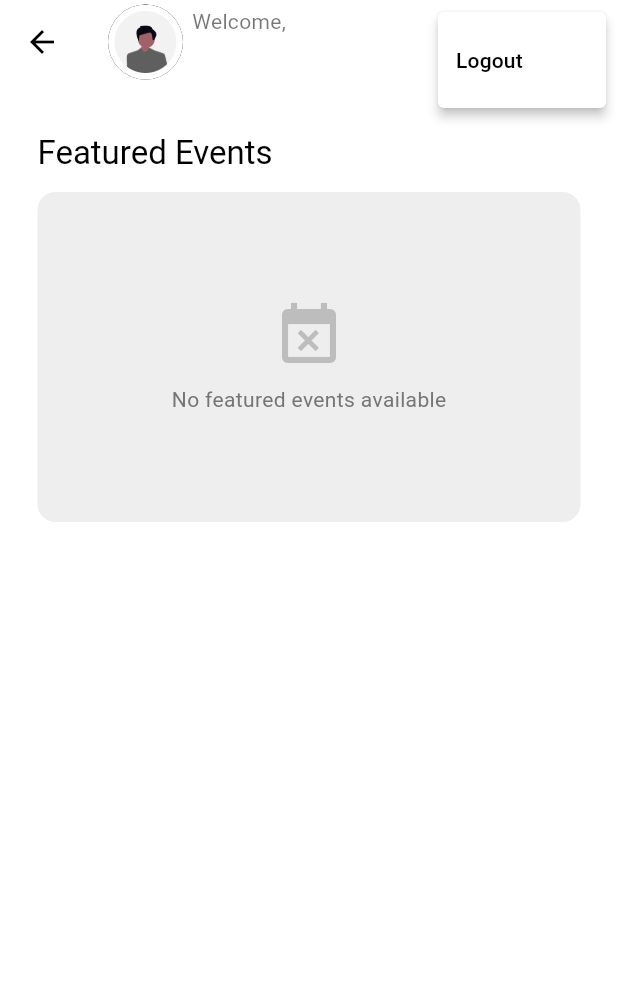
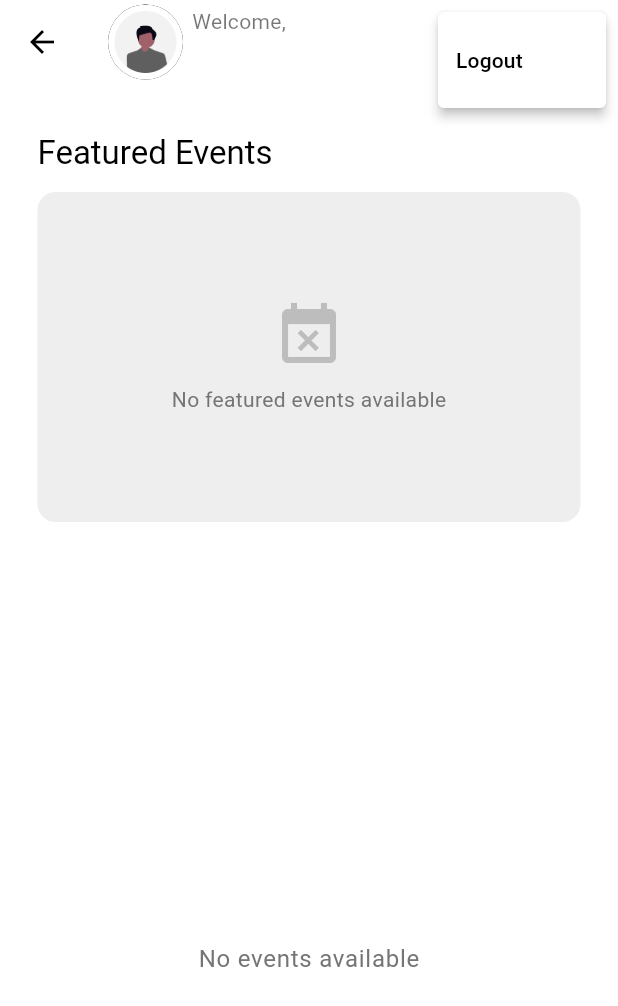
Before and after one commit to BenjaminMwambakulu/event_manager_local, a Flutter app: the Home screen opened directly, after a tap on the "more vert" icon, on a phone screen of 412 x 824 dp. Shown: the top 1006 px of the screen. Run offline on Flutter 3.47's test engine with Material 3 defaults, Android fonts, the phone set to English and light mode, and no system bars; our stand-ins replace carousel_slider, shared_preferences, supabase_flutter; accounts and stored records are empty.

Commit message:
feat(Home): add upcoming events list and improve event fetching
- Add EventListTiles widget to display upcoming events
- Update getFeaturedEvents to also fetch upcoming events
- Modify EventService.getEvents to support optional limiting
- Add print statements guarded by kDebugMode
- Format code and remove unnecessary whitespace

```diff
--- a/lib/screens/Home/home.dart
+++ b/lib/screens/Home/home.dart
@@ -1,6 +1,10 @@
+// ignore_for_file: no_leading_underscores_for_local_identifiers
+
 import 'package:event_manager_local/models/event_model.dart';
 import 'package:event_manager_local/services/event_service.dart';
+import 'package:event_manager_local/widgets/event_list_tiles.dart';
 import 'package:event_manager_local/widgets/featured_courasel.dart';
+import 'package:flutter/foundation.dart';
 import 'package:flutter/material.dart';
 import 'package:shared_preferences/shared_preferences.dart';
 import 'package:supabase_flutter/supabase_flutter.dart';
@@ -16,6 +20,7 @@ class _HomeState extends State<Home> {
   String? username;
   List<Event> events = [];
   List<Event> featuredEvents = [];
+  List<Event> upcomingEvents = [];
 
   @override
   void dispose() {
@@ -44,19 +49,31 @@ class _HomeState extends State<Home> {
   void getFeaturedEvents() async {
     final EventService eventService = EventService();
     final List<Event> allEvents = await eventService.getEvents();
-    print('Total events fetched: ${allEvents.length}');
+    if (kDebugMode) {
+      print('Total events fetched: ${allEvents.length}');
+    }
 
     final List<Event> featuredEvents = allEvents
         .where((event) => event.isFeatured)
         .toList();
 
-    print('Featured events found: ${featuredEvents.length}');
+    final List<Event> upcomingEvents = allEvents
+        .where((event) => event.startDateTime.isAfter(DateTime.now()))
+        .toList();
+
+    if (kDebugMode) {
+      print('Featured events found: ${featuredEvents.length}');
+      print('Upcoming events found: ${upcomingEvents.length}');
+    }
     for (var event in allEvents) {
-      print('Event: ${event.title}, isFeatured: ${event.isFeatured}');
+      if (kDebugMode) {
+        print('Event: ${event.title}, isFeatured: ${event.isFeatured}');
+      }
     }
 
     setState(() {
       this.featuredEvents = featuredEvents;
+      this.upcomingEvents = upcomingEvents;
     });
   }
 
@@ -135,6 +152,14 @@ class _HomeState extends State<Home> {
         children: [
           SizedBox(height: 20),
           Expanded(child: FeaturedCarousel(featuredEvents)),
+          SizedBox(height: 10),
+          Expanded(
+            child: EventListTiles(
+              events: upcomingEvents,
+              title: "Upcoming Events",
+              limit: 10, // Show only first 10 events by default
+            ),
+          ),
         ],
       ),
     );
--- a/lib/services/event_service.dart
+++ b/lib/services/event_service.dart
@@ -5,9 +5,9 @@ import 'package:supabase_flutter/supabase_flutter.dart';
 class EventService {
   final SupabaseClient _supabase = Supabase.instance.client;
 
-  Future<List<Event>> getEvents() async {
+  Future<List<Event>> getEvents({int? limit}) async {
     try {
-      final response = await _supabase
+      var query = _supabase
           .from('events')
           .select('''
           *,
@@ -16,6 +16,12 @@ class EventService {
           event_categories (*)
         ''')
           .order('created_at', ascending: true);
+
+      if (limit != null) {
+        query = query.limit(limit);
+      }
+
+      final response = await query;
 
       debugPrint("Raw response from Supabase: $response");
 
--- /dev/null
+++ b/lib/widgets/event_list_tiles.dart
@@ -0,0 +1,222 @@
+import 'package:event_manager_local/models/event_model.dart';
+import 'package:flutter/material.dart';
+
+class EventListTiles extends StatefulWidget {
+  const EventListTiles({
+    super.key,
+    required this.events,
+    this.title,
+    this.limit,
+  });
+  final List<Event> events;
+  final String? title;
+  final int? limit;
+
+  @override
+  State<EventListTiles> createState() => _EventListTilesState();
+}
+
+class _EventListTilesState extends State<EventListTiles> {
+  @override
+  void initState() {
+    super.initState();
+  }
+
+  @override
+  Widget build(BuildContext context) {
+    return Container(
+      child: widget.events.isEmpty
+          ? Center(
+              child: Padding(
+                padding: const EdgeInsets.all(24.0),
+                child: Text(
+                  'No events available',
+                  style: Theme.of(
+                    context,
+                  ).textTheme.bodyLarge?.copyWith(color: Colors.grey[600]),
+                ),
+              ),
+            )
+          : Column(
+              crossAxisAlignment: CrossAxisAlignment.start,
+              children: [
+                if (widget.title != null)
+                  Padding(
+                    padding: const EdgeInsets.only(
+                      left: 16.0,
+                      bottom: 12.0,
+                      top: 8.0,
+                    ),
+                    child: Text(
+                      widget.title!,
+                      style: Theme.of(context).textTheme.titleLarge?.copyWith(
+                        fontWeight: FontWeight.bold,
+                        color: Colors.grey[800],
+                      ),
+                    ),
+                  ),
+                Expanded(
+                  child: ListView.builder(
+                    shrinkWrap: true,
+                    physics: AlwaysScrollableScrollPhysics(),
+                    itemCount: widget.limit != null
+                        ? (widget.events.length > widget.limit!
+                            ? widget.limit!
+                            : widget.events.length)
+                        : widget.events.length,
+                    itemBuilder: (context, index) {
+                      final event = widget.events[index];
+                      return Container(
+                        margin: const EdgeInsets.only(
+                          bottom: 12,
+                          left: 12,
+                          right: 12,
+                        ),
+                        decoration: BoxDecoration(
+                          color: Colors.white,
+                          border: Border.all(color: Colors.grey.shade200),
+                          borderRadius: BorderRadius.circular(16),
+                          boxShadow: [
+                            BoxShadow(
+                              color: Colors.grey.shade100,
+                              blurRadius: 8,
+                              spreadRadius: 2,
+                              offset: const Offset(0, 3),
+                            ),
+                          ],
+                        ),
+                        child: Material(
+                          color: Colors.transparent,
+                          child: InkWell(
+                            borderRadius: BorderRadius.circular(16),
+                            onTap: () {
+                              // Add onTap functionality here
+                            },
+                            child: Padding(
+                              padding: const EdgeInsets.all(12.0),
+                              child: Row(
+                                crossAxisAlignment: CrossAxisAlignment.start,
+                                children: [
+                                  // Event Image
+                                  ClipRRect(
+                                    borderRadius: BorderRadius.circular(12),
+                                    child: Image.network(
+                                      event.bannerUrl,
+                                      width: 80,
+                                      height: 80,
+                                      fit: BoxFit.cover,
+                                      errorBuilder:
+                                          (context, error, stackTrace) {
+                                            return Container(
+                                              width: 80,
+                                              height: 80,
+                                              color: Colors.grey.shade200,
+                                              child: Icon(
+                                                Icons.event,
+                                                color: Colors.grey.shade400,
+                                                size: 32,
+                                              ),
+                                            );
+                                          },
+                                    ),
+                                  ),
+                                  const SizedBox(width: 16),
+                                  // Event Details
+                                  Expanded(
+                                    child: Column(
+                                      crossAxisAlignment:
+                                          CrossAxisAlignment.start,
+                                      children: [
+                                        // Event Title
+                                        Text(
+                                          event.title,
+                                          style: Theme.of(context)
+                                              .textTheme
+                                              .titleMedium
+                                              ?.copyWith(
+                                                fontWeight: FontWeight.w600,
+                                                fontSize: 16,
+                                              ),
+                                          maxLines: 2,
+                                          overflow: TextOverflow.ellipsis,
+                                        ),
+                                        const SizedBox(height: 6),
+
+                                        // Location
+                                        Row(
+                                          children: [
+                                            Icon(
+                                              Icons.location_on_outlined,
+                                              size: 14,
+                                              color: Colors.grey[600],
+                                            ),
+                                            const SizedBox(width: 4),
+                                            Expanded(
+                                              child: Text(
+                                                event.location,
+                                                style: Theme.of(context)
+                                                    .textTheme
+                                                    .bodySmall
+                                                    ?.copyWith(
+                                                      fontSize: 13,
+                                                      color: Colors.grey[700],
+                                                    ),
+                                                maxLines: 1,
+                                                overflow: TextOverflow.ellipsis,
+                                              ),
+                                            ),
+                                          ],
+                                        ),
+                                        const SizedBox(height: 4),
+
+                                        // Date & Time
+                                        Row(
+                                          children: [
+                                            Icon(
+                                              Icons.calendar_today_outlined,
+                                              size: 14,
+                                              color: Colors.grey[600],
+                                            ),
+                                            const SizedBox(width: 4),
+                                            Text(
+                                              _formatDateTime(
+                                                event.startDateTime,
+                                              ),
+                                              style: Theme.of(context)
+                                                  .textTheme
+                                                  .bodySmall
+                                                  ?.copyWith(
+                                                    fontSize: 13,
+                                                    color: Colors.grey[700],
+                                                  ),
+                                            ),
+                                          ],
+                                        ),
+                                      ],
+                                    ),
+                                  ),
+                                ],
+                              ),
+                            ),
+                          ),
+                        ),
+                      );
+                    },
+                  ),
+                ),
+              ],
+            ),
+    );
+  }
+
+  String _formatDateTime(DateTime dateTime) {
+    return '${dateTime.day}/${dateTime.month}/${dateTime.year} • ${_formatTime(dateTime)}';
+  }
+
+  String _formatTime(DateTime dateTime) {
+    final hour = dateTime.hour % 12;
+    final period = dateTime.hour < 12 ? 'AM' : 'PM';
+    final minute = dateTime.minute.toString().padLeft(2, '0');
+    return '${hour == 0 ? 12 : hour}:$minute $period';
+  }
+}
--- a/lib/widgets/featured_courasel.dart
+++ b/lib/widgets/featured_courasel.dart
@@ -9,7 +9,6 @@ class FeaturedCarousel extends StatelessWidget {
 
   @override
   Widget build(BuildContext context) {
-
     return Column(
       crossAxisAlignment: CrossAxisAlignment.start,
       children: [
```
Lines whose indentation alone changed are shown as unchanged.
